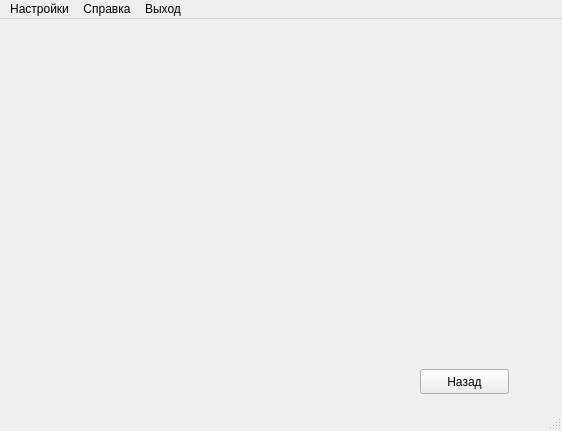
Qt form src/widgets/mainwindow.ui (glebmillenium/forecasting-financial-time-series) before a commit.
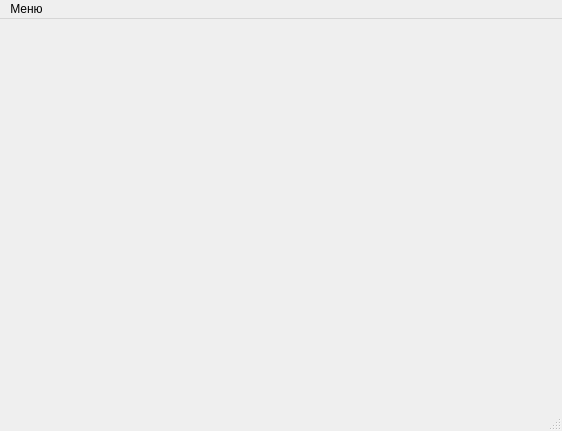
The same form after that commit.

Commit message: Добавлены иконки на кнопки главного меню

Diff of the .ui file:
```diff
--- a/src/widgets/mainwindow.ui
+++ b/src/widgets/mainwindow.ui
@@ -24,19 +24,6 @@
      </rect>
     </property>
    </widget>
-   <widget class="QPushButton" name="Back">
-    <property name="geometry">
-     <rect>
-      <x>420</x>
-      <y>350</y>
-      <width>89</width>
-      <height>25</height>
-     </rect>
-    </property>
-    <property name="text">
-     <string>Назад</string>
-    </property>
-   </widget>
   </widget>
   <widget class="QMenuBar" name="menubar">
    <property name="geometry">
@@ -49,22 +36,14 @@
    </property>
    <widget class="QMenu" name="menu">
     <property name="title">
-     <string>Настройки</string>
+     <string>Меню</string>
     </property>
-   </widget>
-   <widget class="QMenu" name="menu_2">
-    <property name="title">
-     <string>Справка</string>
-    </property>
-   </widget>
-   <widget class="QMenu" name="menu_3">
-    <property name="title">
-     <string>Выход</string>
-    </property>
+    <addaction name="Help"/>
+    <addaction name="Settings"/>
+    <addaction name="About"/>
+    <addaction name="Exit"/>
    </widget>
    <addaction name="menu"/>
-   <addaction name="menu_2"/>
-   <addaction name="menu_3"/>
   </widget>
   <widget class="QStatusBar" name="statusbar"/>
  </widget>
```
Left out of the diff: 20 changed lines with no effect on the pictures. The commit also changes 13 other files.
